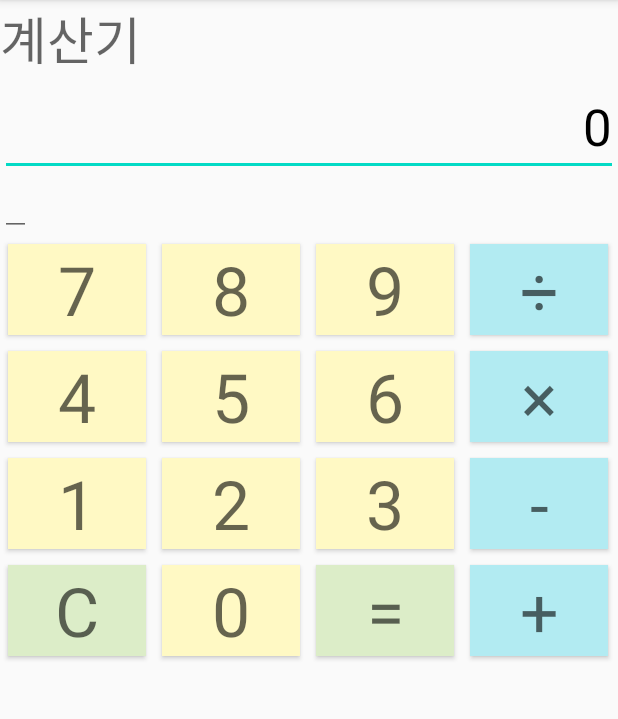
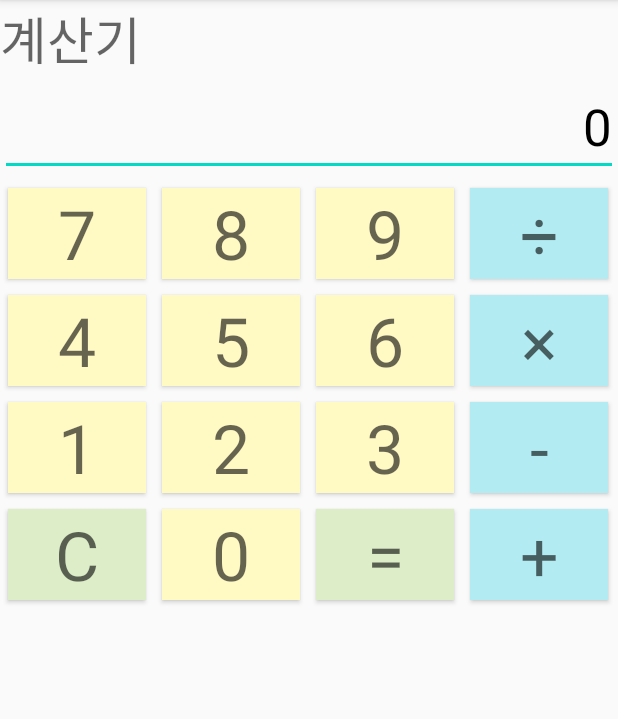
Before and after one commit to tnsu/AndroidCoding, an Android app: the screen it shows after launch (Main2Activity), on a phone screen of 412 x 824 dp, the part 84-803 px from its top. Run offline under Robolectric (Android 15) with nearby library versions, the phone set to English and light mode, and no system bars.

Commit message:
2020-0415 과제:계산기 만들기2 연속연산 가능(*,/기능을 먼저하지는 못함)

```diff
--- a/A003_listener/src/main/java/com/lec/android/a003_listener/Main2Activity.java
+++ b/A003_listener/src/main/java/com/lec/android/a003_listener/Main2Activity.java
@@ -101,8 +101,6 @@ public class Main2Activity extends AppCompatActivity {
                            }
                        total = Float.parseFloat(m[m.length-1]);
                    }
-
-
                  etText.setText(total+"");
                    etV.setText(total+"");
                }
--- a/A003_listener/src/main/res/layout/activity_main2.xml
+++ b/A003_listener/src/main/res/layout/activity_main2.xml
@@ -28,9 +28,10 @@
         android:id="@+id/etV"
         android:layout_width="wrap_content"
         android:layout_height="wrap_content"
+        android:textSize="1dp"
         android:textAppearance="@style/TextAppearance.AppCompat.Small"
-        android:textColor="#ff00ff" />
-    <!--        android:background="@null"    android:textColor="#00FFFFFF"-->
+        android:background="@null"
+        android:textColor="#00FFFFFF"/>
     <TableLayout
         android:layout_width="match_parent"
         android:layout_height="wrap_content"
```
